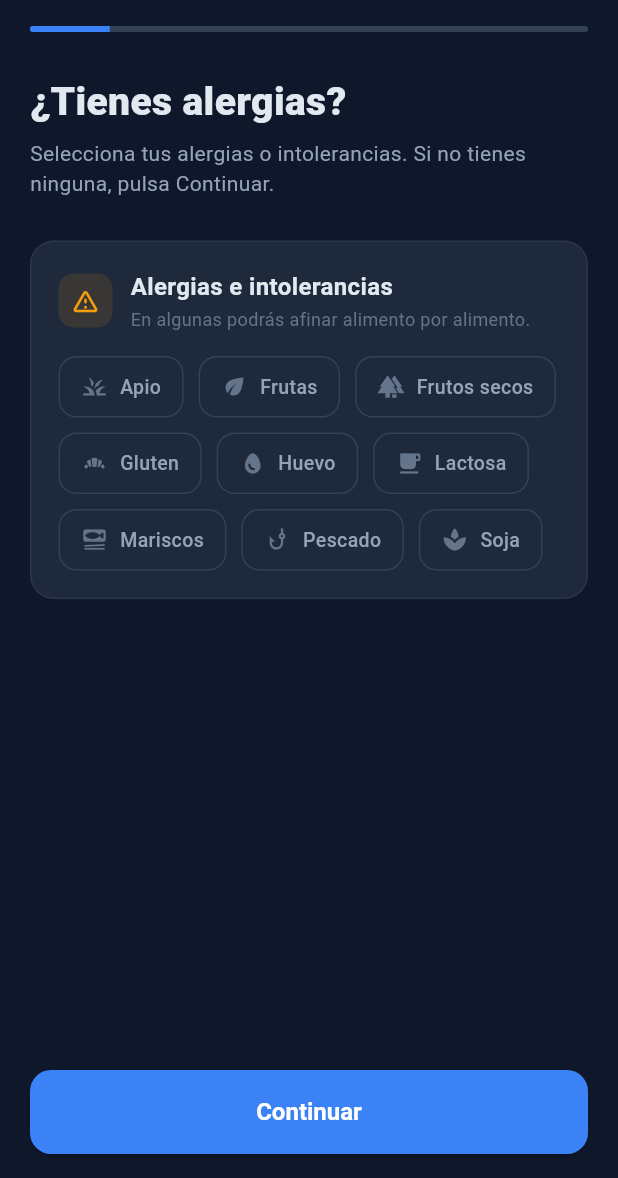
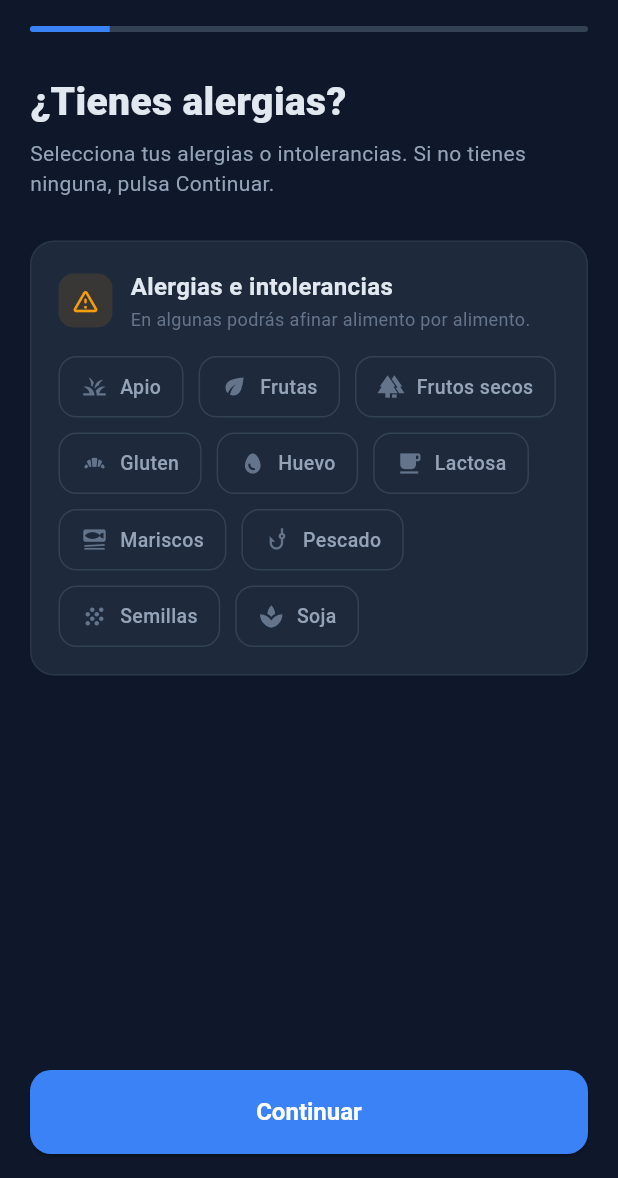
Before and after one commit to DiegoUC3M/nutriAI, a Flutter app: the NutritionFlowScreen screen opened directly, on a phone screen of 412 x 824 dp, the part 58-1236 px from its top. Run offline on Flutter 3.47's test engine with Material 3 defaults, Android fonts, the phone set to English and light mode, and no system bars; our stand-ins replace google_mobile_ads, shared_preferences; accounts and stored records are empty.

Commit message:
[DFA] new allergen seeds

```diff
--- a/lib/data/food_database.dart
+++ b/lib/data/food_database.dart
@@ -109,14 +109,14 @@ const foodDatabase = <FoodItem>[
   FoodItem(name: 'Avellanas',                  category: FoodCategory.fat, displayGroup: DisplayGroup.frutoSeco, proteinPer100g: 15.0, carbsPer100g: 17.0, fatPer100g: 61.0,  caloriesPer100g: 628, allergenTags: {'Frutos secos'}, defaultServingG: 30),
 
   // ── Semillas ──────────────────────────────────────────────
-  FoodItem(name: 'Pipas de calabaza',         category: FoodCategory.fat, displayGroup: DisplayGroup.semilla, proteinPer100g: 30.0, carbsPer100g: 11.0, fatPer100g: 49.0,  caloriesPer100g: 559, defaultServingG: 25),
-  FoodItem(name: 'Semillas de chía',          category: FoodCategory.fat, displayGroup: DisplayGroup.semilla, proteinPer100g: 17.0, carbsPer100g: 42.0, fatPer100g: 31.0,  caloriesPer100g: 486, defaultServingG: 15),
-  FoodItem(name: 'Semillas de lino',          category: FoodCategory.fat, displayGroup: DisplayGroup.semilla, proteinPer100g: 18.0, carbsPer100g: 29.0, fatPer100g: 42.0,  caloriesPer100g: 534, defaultServingG: 15),
-  FoodItem(name: 'Tahini',                    category: FoodCategory.fat, displayGroup: DisplayGroup.semilla, proteinPer100g: 17.0, carbsPer100g: 21.0, fatPer100g: 48.0,  caloriesPer100g: 595, defaultServingG: 15),
+  FoodItem(name: 'Pipas de calabaza',         category: FoodCategory.fat, displayGroup: DisplayGroup.semilla, proteinPer100g: 30.0, carbsPer100g: 11.0, fatPer100g: 49.0,  caloriesPer100g: 559, allergenTags: {'Semillas'}, defaultServingG: 25),
+  FoodItem(name: 'Semillas de chía',          category: FoodCategory.fat, displayGroup: DisplayGroup.semilla, proteinPer100g: 17.0, carbsPer100g: 42.0, fatPer100g: 31.0,  caloriesPer100g: 486, allergenTags: {'Semillas'}, defaultServingG: 15),
+  FoodItem(name: 'Semillas de lino',          category: FoodCategory.fat, displayGroup: DisplayGroup.semilla, proteinPer100g: 18.0, carbsPer100g: 29.0, fatPer100g: 42.0,  caloriesPer100g: 534, allergenTags: {'Semillas'}, defaultServingG: 15),
+  FoodItem(name: 'Tahini',                    category: FoodCategory.fat, displayGroup: DisplayGroup.semilla, proteinPer100g: 17.0, carbsPer100g: 21.0, fatPer100g: 48.0,  caloriesPer100g: 595, allergenTags: {'Semillas'}, defaultServingG: 15),
 
   // ── Aceites y grasas ──────────────────────────────────────
   FoodItem(name: 'Aceite de oliva',           category: FoodCategory.fat, displayGroup: DisplayGroup.verdura, proteinPer100g: 0.0,  carbsPer100g: 0.0,  fatPer100g: 100.0, caloriesPer100g: 884, defaultServingG: 15, defaultUnit: 'ml'),
-  FoodItem(name: 'Aguacate',                  category: FoodCategory.fat, displayGroup: DisplayGroup.fruta, proteinPer100g: 2.0,  carbsPer100g: 8.5,  fatPer100g: 14.7,  caloriesPer100g: 160, defaultServingG: 80),
+  FoodItem(name: 'Aguacate',                  category: FoodCategory.fat, displayGroup: DisplayGroup.fruta, proteinPer100g: 2.0,  carbsPer100g: 8.5,  fatPer100g: 14.7,  caloriesPer100g: 160, defaultServingG: 80, allergenTags: {'Frutas'}),
   FoodItem(name: 'Aceitunas',                 category: FoodCategory.fat, displayGroup: DisplayGroup.verdura, proteinPer100g: 1.0,  carbsPer100g: 4.0,  fatPer100g: 15.0,  caloriesPer100g: 145, defaultServingG: 30),
 
   // ── Verduras ───────────────────────────────────────────────
@@ -235,6 +235,7 @@ const allergenBlockedGroups = <String, Set<DisplayGroup>>{
   'Lactosa':      {DisplayGroup.lacteo},
   'Frutos secos': {DisplayGroup.frutoSeco},
   'Frutas':       {DisplayGroup.fruta},
+  'Semillas':     {DisplayGroup.semilla},
 };
 
 final displayFoodGroups = DisplayGroup.values.map((g) {
--- a/lib/screens/nutrition/steps/step_allergies.dart
+++ b/lib/screens/nutrition/steps/step_allergies.dart
@@ -3,7 +3,7 @@ import '../../../data/food_database.dart';
 import '../../../theme/app_theme.dart';
 import 'food_pref_widgets.dart';
 
-const _expandableAllergens = {'Frutos secos', 'Frutas', 'Pescado', 'Mariscos'};
+const _expandableAllergens = {'Frutos secos', 'Frutas', 'Pescado', 'Mariscos', 'Semillas'};
 
 const _allergenConfig = <String, ({IconData icon, Color color})>{
   'Frutos secos': (icon: Icons.forest, color: Color(0xFF92400E)),
@@ -15,6 +15,7 @@ const _allergenConfig = <String, ({IconData icon, Color color})>{
   'Soja': (icon: Icons.spa, color: Color(0xFF84CC16)),
   'Frutas': (icon: Icons.eco, color: Color(0xFFEF4444)),
   'Apio': (icon: Icons.grass, color: Color(0xFF22C55E)),
+  'Semillas': (icon: Icons.grain, color: Color(0xFFA16207)),
 };
 
 class StepAllergies extends StatefulWidget {
--- a/lib/utils/meal_planner.dart
+++ b/lib/utils/meal_planner.dart
@@ -311,7 +311,7 @@ class MealPlanner {
       final food = entry.$1;
       var grams = (entry.$2 * scale).clamp(
         food.category == FoodCategory.fat ? 5.0 : 20.0,
-        food.category == FoodCategory.fat ? 60.0 : 400.0,
+        food.category == FoodCategory.fat ? 60.0 : 250.0,
       );
       grams = (grams / 5).round() * 5.0; // Redondear a múltiplos de 5g
 
```
